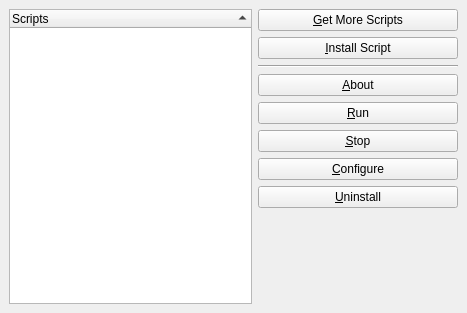
First picture: the form in src/dialogs/ScriptManagerBase.ui, repository KDE/amarok, before the edit.
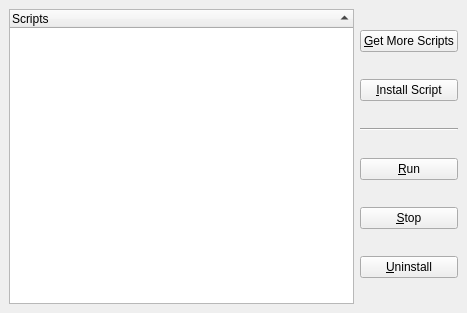
Second picture: the form after the edit.

Commit message: slight change on the script manager UI

What changed in the file:
```diff
--- a/src/dialogs/ScriptManagerBase.ui
+++ b/src/dialogs/ScriptManagerBase.ui
@@ -78,13 +78,6 @@
        </property>
       </widget>
      </item>
-     <item>
-      <widget class="QPushButton" name="aboutButton" >
-       <property name="text" >
-        <string>&amp;About</string>
-       </property>
-      </widget>
-     </item>
      <item>
       <widget class="QPushButton" name="runButton" >
        <property name="text" >
@@ -99,13 +92,6 @@
        </property>
       </widget>
      </item>
-     <item>
-      <widget class="QPushButton" name="configureButton" >
-       <property name="text" >
-        <string>&amp;Configure</string>
-       </property>
-      </widget>
-     </item>
      <item>
       <widget class="QPushButton" name="uninstallButton" >
        <property name="text" >
@@ -113,22 +99,6 @@
        </property>
       </widget>
      </item>
-     <item>
-      <spacer>
-       <property name="orientation" >
-        <enum>Qt::Vertical</enum>
-       </property>
-       <property name="sizeType" >
-        <enum>QSizePolicy::Expanding</enum>
-       </property>
-       <property name="sizeHint" >
-        <size>
-         <width>200</width>
-         <height>16</height>
-        </size>
-       </property>
-      </spacer>
-     </item>
     </layout>
    </item>
   </layout>
```
Left out of the diff: 30 changed lines with no effect on the pictures. The commit also changes 2 other files.
